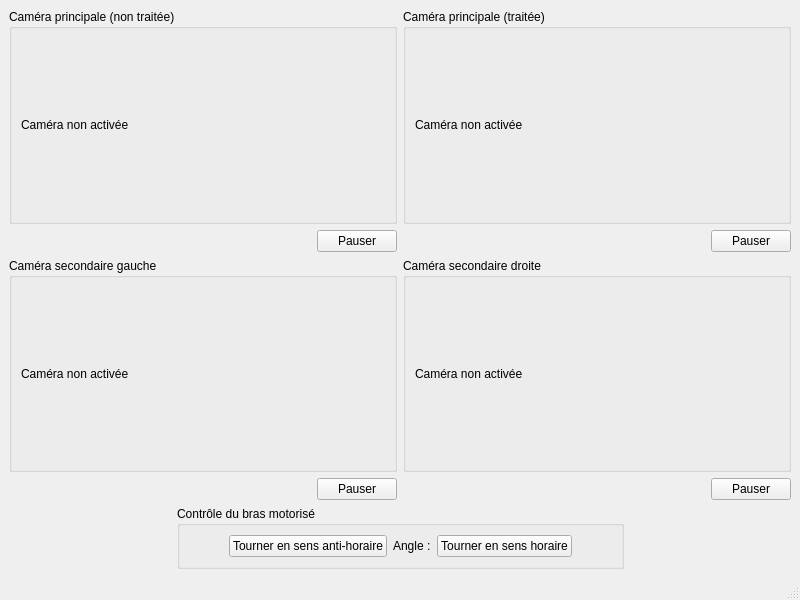
Above: projet/interface.ui from MathieuSerra/Projet-organe before the change. Below: the same form after it.
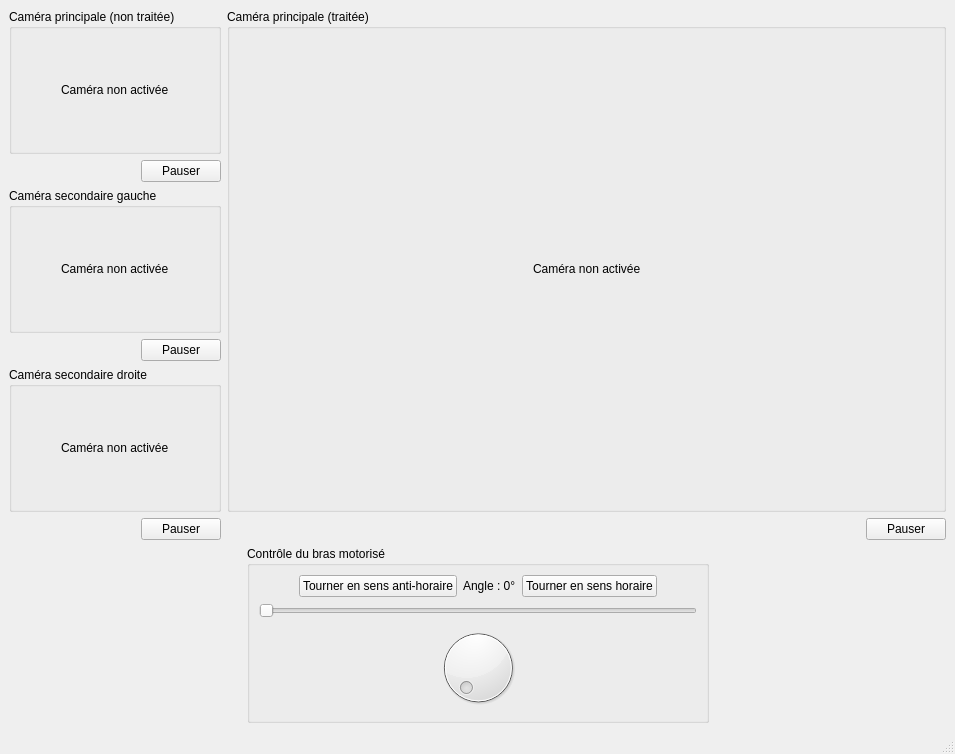
That is the form after the change. Icons and pictures are not drawn.

Commit message: -Amélioration de l'affichage des images dans l'interface -Ajout bouton 'slider' pour contrôler le moteur

```diff
--- a/projet/interface.ui
+++ b/projet/interface.ui
@@ -6,39 +6,120 @@
    <rect>
     <x>0</x>
     <y>0</y>
-    <width>800</width>
-    <height>600</height>
+    <width>955</width>
+    <height>754</height>
    </rect>
   </property>
+  <property name="sizePolicy">
+   <sizepolicy hsizetype="Maximum" vsizetype="Maximum">
+    <horstretch>0</horstretch>
+    <verstretch>0</verstretch>
+   </sizepolicy>
+  </property>
   <property name="windowTitle">
    <string>MainWindow</string>
   </property>
   <widget class="QWidget" name="centralwidget">
-   <layout class="QVBoxLayout" name="verticalLayout" stretch="2,0">
+   <layout class="QVBoxLayout" name="verticalLayout" stretch="3,1">
     <item>
-     <layout class="QGridLayout" name="gridLayout_2">
-      <item row="0" column="0">
+     <layout class="QHBoxLayout" name="horizontalLayout_2" stretch="0,1">
+      <item>
+       <layout class="QVBoxLayout" name="verticalLayout_3">
+        <item>
        <widget class="QGroupBox" name="groupBox_3">
         <property name="title">
          <string>Caméra principale (non traitée)</string>
         </property>
         <layout class="QHBoxLayout" name="horizontalLayout_5">
+           <item>
+            <spacer name="horizontalSpacer_12">
+             <property name="orientation">
+              <enum>Qt::Horizontal</enum>
+             </property>
+             <property name="sizeHint" stdset="0">
+              <size>
+               <width>40</width>
+               <height>20</height>
+              </size>
+             </property>
+            </spacer>
+           </item>
          <item>
           <widget class="QLabel" name="label_camera1">
+             <property name="sizePolicy">
+              <sizepolicy hsizetype="Preferred" vsizetype="Preferred">
+               <horstretch>0</horstretch>
+               <verstretch>0</verstretch>
+              </sizepolicy>
+             </property>
            <property name="text">
             <string>Caméra non activée</string>
            </property>
           </widget>
          </item>
+           <item>
+            <spacer name="horizontalSpacer_11">
+             <property name="orientation">
+              <enum>Qt::Horizontal</enum>
+             </property>
+             <property name="sizeHint" stdset="0">
+              <size>
+               <width>40</width>
+               <height>20</height>
+              </size>
+             </property>
+            </spacer>
+           </item>
         </layout>
        </widget>
       </item>
-      <item row="3" column="0">
+        <item>
+         <layout class="QHBoxLayout" name="horizontalLayout_3">
+          <item>
+           <spacer name="horizontalSpacer_4">
+            <property name="orientation">
+             <enum>Qt::Horizontal</enum>
+            </property>
+            <property name="sizeHint" stdset="0">
+             <size>
+              <width>40</width>
+              <height>20</height>
+             </size>
+            </property>
+           </spacer>
+          </item>
+          <item>
+           <widget class="QPushButton" name="pushButton_camera1">
+            <property name="text">
+             <string>Pauser</string>
+            </property>
+            <property name="icon">
+             <iconset>
+              <normaloff>icones/icon-pause-white.png</normaloff>icones/icon-pause-white.png</iconset>
+            </property>
+           </widget>
+          </item>
+         </layout>
+        </item>
+        <item>
        <widget class="QGroupBox" name="groupBox">
         <property name="title">
          <string>Caméra secondaire gauche</string>
         </property>
         <layout class="QHBoxLayout" name="horizontalLayout_6">
+           <item>
+            <spacer name="horizontalSpacer_14">
+             <property name="orientation">
+              <enum>Qt::Horizontal</enum>
+             </property>
+             <property name="sizeHint" stdset="0">
+              <size>
+               <width>40</width>
+               <height>20</height>
+              </size>
+             </property>
+            </spacer>
+           </item>
          <item>
           <widget class="QLabel" name="label_camera2">
            <property name="text">
@@ -46,31 +127,69 @@
            </property>
           </widget>
          </item>
+           <item>
+            <spacer name="horizontalSpacer_13">
+             <property name="orientation">
+              <enum>Qt::Horizontal</enum>
+             </property>
+             <property name="sizeHint" stdset="0">
+              <size>
+               <width>40</width>
+               <height>20</height>
+              </size>
+             </property>
+            </spacer>
+           </item>
         </layout>
        </widget>
       </item>
-      <item row="0" column="1">
-       <widget class="QGroupBox" name="groupBox_4">
-        <property name="title">
-         <string>Caméra principale (traitée)</string>
-        </property>
-        <layout class="QHBoxLayout" name="horizontalLayout_4">
+        <item>
+         <layout class="QHBoxLayout" name="horizontalLayout_9">
+          <item>
+           <spacer name="horizontalSpacer_6">
+            <property name="orientation">
+             <enum>Qt::Horizontal</enum>
+            </property>
+            <property name="sizeHint" stdset="0">
+             <size>
+              <width>40</width>
+              <height>20</height>
+             </size>
+            </property>
+           </spacer>
+          </item>
          <item>
-          <widget class="QLabel" name="label_cameraTraitee">
+           <widget class="QPushButton" name="pushButton_camera2">
            <property name="text">
-            <string>Caméra non activée</string>
+             <string>Pauser</string>
+            </property>
+            <property name="icon">
+             <iconset>
+              <normaloff>icones/icon-pause-white.png</normaloff>icones/icon-pause-white.png</iconset>
            </property>
           </widget>
          </item>
         </layout>
-       </widget>
-      </item>
-      <item row="3" column="1">
+        </item>
+        <item>
        <widget class="QGroupBox" name="groupBox_2">
         <property name="title">
          <string>Caméra secondaire droite</string>
         </property>
         <layout class="QHBoxLayout" name="horizontalLayout_7">
+           <item>
+            <spacer name="horizontalSpacer_15">
+             <property name="orientation">
+              <enum>Qt::Horizontal</enum>
+             </property>
+             <property name="sizeHint" stdset="0">
+              <size>
+               <width>40</width>
+               <height>20</height>
+              </size>
+             </property>
+            </spacer>
+           </item>
          <item>
           <widget class="QLabel" name="label_camera3">
            <property name="text">
@@ -78,13 +197,8 @@
            </property>
           </widget>
          </item>
-        </layout>
-       </widget>
-      </item>
-      <item row="1" column="1">
-       <layout class="QHBoxLayout" name="horizontalLayout_8">
         <item>
-         <spacer name="horizontalSpacer_5">
+            <spacer name="horizontalSpacer_16">
           <property name="orientation">
            <enum>Qt::Horizontal</enum>
           </property>
@@ -96,76 +210,10 @@
           </property>
          </spacer>
         </item>
-        <item>
-         <widget class="QPushButton" name="pushButton_cameraTraitee">
-          <property name="text">
-           <string>Pauser</string>
-          </property>
-          <property name="icon">
-           <iconset>
-            <normaloff>icones/icon-pause-white.png</normaloff>icones/icon-pause-white.png</iconset>
-          </property>
-         </widget>
-        </item>
-       </layout>
-      </item>
-      <item row="1" column="0">
-       <layout class="QHBoxLayout" name="horizontalLayout_3">
-        <item>
-         <spacer name="horizontalSpacer_4">
-          <property name="orientation">
-           <enum>Qt::Horizontal</enum>
-          </property>
-          <property name="sizeHint" stdset="0">
-           <size>
-            <width>40</width>
-            <height>20</height>
-           </size>
-          </property>
-         </spacer>
-        </item>
-        <item>
-         <widget class="QPushButton" name="pushButton_camera1">
-          <property name="text">
-           <string>Pauser</string>
-          </property>
-          <property name="icon">
-           <iconset>
-            <normaloff>icones/icon-pause-white.png</normaloff>icones/icon-pause-white.png</iconset>
-          </property>
+          </layout>
          </widget>
         </item>
-       </layout>
-      </item>
-      <item row="4" column="0">
-       <layout class="QHBoxLayout" name="horizontalLayout_9">
         <item>
-         <spacer name="horizontalSpacer_6">
-          <property name="orientation">
-           <enum>Qt::Horizontal</enum>
-          </property>
-          <property name="sizeHint" stdset="0">
-           <size>
-            <width>40</width>
-            <height>20</height>
-           </size>
-          </property>
-         </spacer>
-        </item>
-        <item>
-         <widget class="QPushButton" name="pushButton_camera2">
-          <property name="text">
-           <string>Pauser</string>
-          </property>
-          <property name="icon">
-           <iconset>
-            <normaloff>icones/icon-pause-white.png</normaloff>icones/icon-pause-white.png</iconset>
-          </property>
-         </widget>
-        </item>
-       </layout>
-      </item>
-      <item row="4" column="1">
        <layout class="QHBoxLayout" name="horizontalLayout_10">
         <item>
          <spacer name="horizontalSpacer_7">
@@ -196,6 +244,82 @@
      </layout>
     </item>
     <item>
+       <layout class="QVBoxLayout" name="verticalLayout_4">
+        <item>
+         <widget class="QGroupBox" name="groupBox_4">
+          <property name="title">
+           <string>Caméra principale (traitée)</string>
+          </property>
+          <layout class="QHBoxLayout" name="horizontalLayout_4">
+           <item>
+            <spacer name="horizontalSpacer_9">
+             <property name="orientation">
+              <enum>Qt::Horizontal</enum>
+             </property>
+             <property name="sizeHint" stdset="0">
+              <size>
+               <width>40</width>
+               <height>20</height>
+              </size>
+             </property>
+            </spacer>
+           </item>
+           <item>
+            <widget class="QLabel" name="label_cameraTraitee">
+             <property name="text">
+              <string>Caméra non activée</string>
+             </property>
+            </widget>
+           </item>
+           <item>
+            <spacer name="horizontalSpacer_10">
+             <property name="orientation">
+              <enum>Qt::Horizontal</enum>
+             </property>
+             <property name="sizeHint" stdset="0">
+              <size>
+               <width>40</width>
+               <height>20</height>
+              </size>
+             </property>
+            </spacer>
+           </item>
+          </layout>
+         </widget>
+        </item>
+        <item>
+         <layout class="QHBoxLayout" name="horizontalLayout_8">
+          <item>
+           <spacer name="horizontalSpacer_5">
+            <property name="orientation">
+             <enum>Qt::Horizontal</enum>
+            </property>
+            <property name="sizeHint" stdset="0">
+             <size>
+              <width>40</width>
+              <height>20</height>
+             </size>
+            </property>
+           </spacer>
+          </item>
+          <item>
+           <widget class="QPushButton" name="pushButton_cameraTraitee">
+            <property name="text">
+             <string>Pauser</string>
+            </property>
+            <property name="icon">
+             <iconset>
+              <normaloff>icones/icon-pause-white.png</normaloff>icones/icon-pause-white.png</iconset>
+            </property>
+           </widget>
+          </item>
+         </layout>
+        </item>
+       </layout>
+      </item>
+     </layout>
+    </item>
+    <item>
      <layout class="QHBoxLayout" name="horizontalLayout">
       <item>
        <spacer name="horizontalSpacer_3">
@@ -215,7 +339,9 @@
         <property name="title">
          <string>Contrôle du bras motorisé</string>
         </property>
-        <layout class="QHBoxLayout" name="horizontalLayout_2">
+        <layout class="QVBoxLayout" name="verticalLayout_2">
+         <item>
+          <layout class="QHBoxLayout" name="horizontalLayout_11">
          <item>
           <spacer name="horizontalSpacer">
            <property name="orientation">
@@ -243,7 +369,7 @@
          <item>
           <widget class="QLabel" name="label_angle">
            <property name="text">
-            <string>Angle :</string>
+              <string>Angle : 0°</string>
            </property>
           </widget>
          </item>
@@ -272,6 +398,18 @@
           </spacer>
          </item>
         </layout>
+         </item>
+         <item>
+          <widget class="QSlider" name="horizontalSlider">
+           <property name="orientation">
+            <enum>Qt::Horizontal</enum>
+           </property>
+          </widget>
+         </item>
+         <item>
+          <widget class="QDial" name="dial"/>
+         </item>
+        </layout>
        </widget>
       </item>
       <item>
```
Left out of the diff: 2 changed lines with no effect on the pictures. Lines whose indentation alone changed are shown as unchanged. The commit also changes 1 other file.
